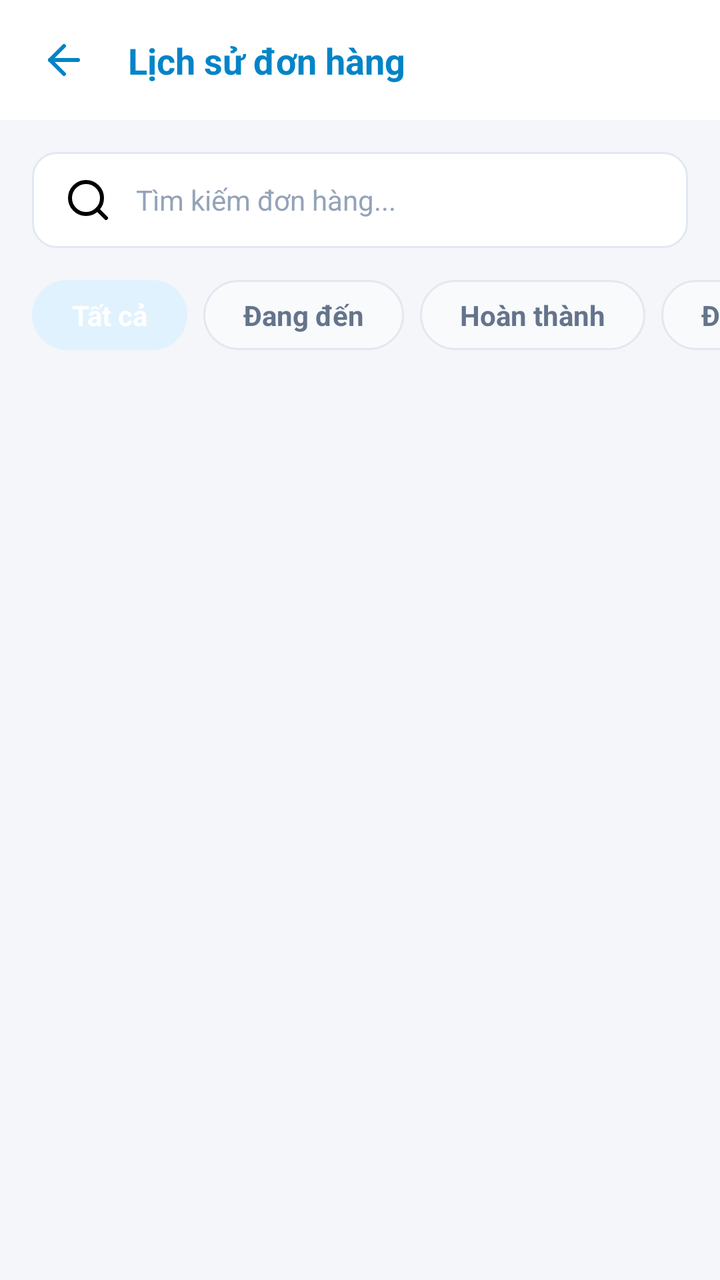
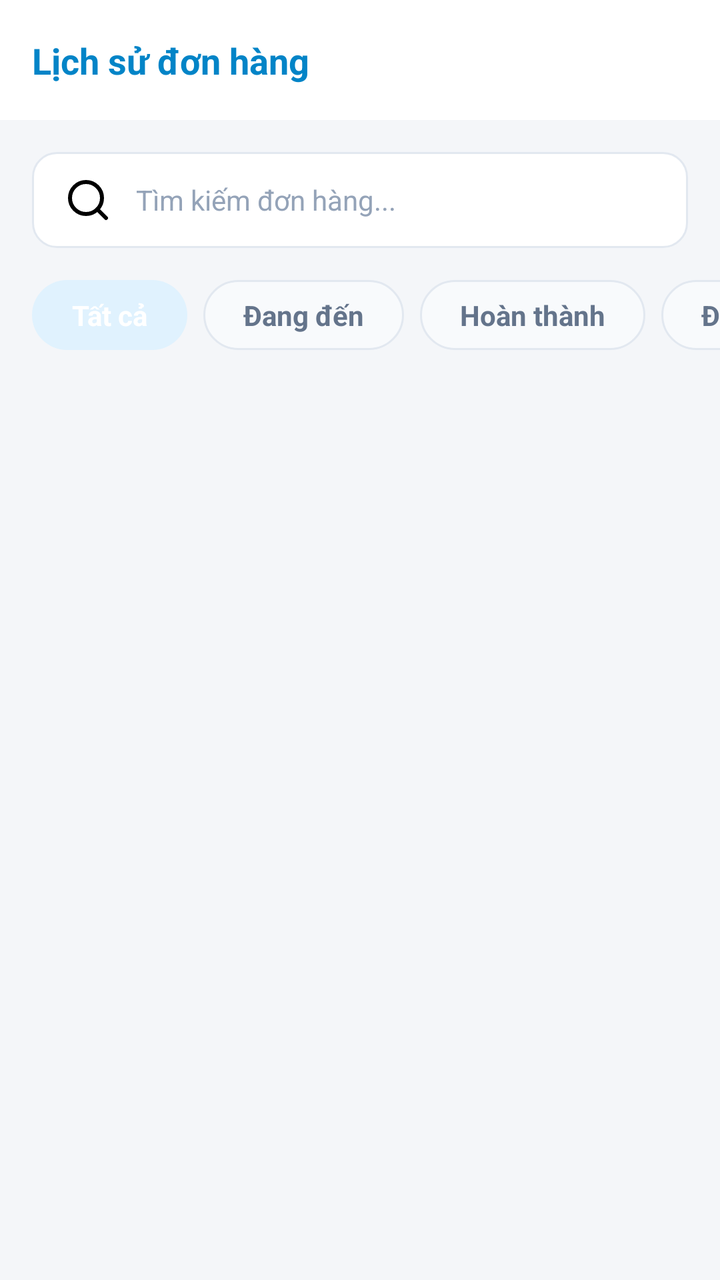

Compare the two renders of this Android layout. The source of the first and the diff that turns it into the second are given below.
<!-- AndroidManifest.xml: application theme Theme.FixItVN -->
<!-- res/layout/fragment_customer_order_history.xml -->
<?xml version="1.0" encoding="utf-8"?>
<androidx.constraintlayout.widget.ConstraintLayout
    xmlns:android="http://schemas.android.com/apk/res/android"
    xmlns:app="http://schemas.android.com/apk/res-auto"
    xmlns:tools="http://schemas.android.com/tools"
    android:layout_width="match_parent"
    android:layout_height="match_parent"
    android:background="#F4F6F9"> <androidx.constraintlayout.widget.ConstraintLayout
    android:id="@+id/layoutHeader"
    android:layout_width="match_parent"
    android:layout_height="60dp"
    android:background="#FFFFFF"
    android:paddingHorizontal="16dp"
    app:layout_constraintTop_toTopOf="parent">

    <ImageView
        android:id="@+id/ivBack"
        android:layout_width="32dp"
        android:layout_height="32dp"
        android:background="?attr/selectableItemBackgroundBorderless"
        android:padding="4dp"
        android:src="@drawable/ic_lucide_arrow_left"
        app:layout_constraintBottom_toBottomOf="parent"
        app:layout_constraintStart_toStartOf="parent"
        app:layout_constraintTop_toTopOf="parent"
        app:tint="#0284C7" />

    <TextView
        android:layout_width="wrap_content"
        android:layout_height="wrap_content"
        android:layout_marginStart="16dp"
        android:text="Lịch sử đơn hàng"
        android:textColor="#0284C7"
        android:textSize="18sp"
        android:textStyle="bold"
        app:layout_constraintBottom_toBottomOf="parent"
        app:layout_constraintStart_toEndOf="@id/ivBack"
        app:layout_constraintTop_toTopOf="parent" />
</androidx.constraintlayout.widget.ConstraintLayout>

    <EditText
        android:id="@+id/etSearchOrder"
        android:layout_width="match_parent"
        android:layout_height="48dp"
        android:layout_marginHorizontal="16dp"
        android:layout_marginTop="16dp"
        android:background="@drawable/bg_input_border"
        android:drawableStart="@drawable/ic_lucide_search"
        android:drawablePadding="12dp"
        android:hint="Tìm kiếm đơn hàng..."
        android:paddingHorizontal="16dp"
        android:textColor="#334155"
        android:textColorHint="#94A3B8"
        android:textSize="14sp"
        app:layout_constraintTop_toBottomOf="@id/layoutHeader" />

    <HorizontalScrollView
        android:id="@+id/scrollFilters"
        android:layout_width="match_parent"
        android:layout_height="wrap_content"
        android:layout_marginTop="16dp"
        android:clipToPadding="false"
        android:paddingHorizontal="16dp"
        android:scrollbars="none"
        app:layout_constraintTop_toBottomOf="@id/etSearchOrder">

        <androidx.constraintlayout.widget.ConstraintLayout
            android:layout_width="wrap_content"
            android:layout_height="wrap_content">

            <TextView
                android:id="@+id/chipAll"
                android:layout_width="wrap_content"
                android:layout_height="wrap_content"
                android:background="@drawable/bg_chip_active"
                android:paddingHorizontal="20dp"
                android:paddingVertical="8dp"
                android:text="Tất cả"
                android:textColor="#FFFFFF"
                android:textSize="14sp"
                android:textStyle="bold" 
                app:layout_constraintTop_toTopOf="parent"
                app:layout_constraintBottom_toBottomOf="parent"
                app:layout_constraintStart_toStartOf="parent"/>

            <TextView
                android:id="@+id/chipComing"
                android:layout_width="wrap_content"
                android:layout_height="wrap_content"
                android:layout_marginStart="8dp"
                android:background="@drawable/bg_chip_inactive"
                android:paddingHorizontal="20dp"
                android:paddingVertical="8dp"
                android:text="Đang đến"
                android:textColor="#64748B"
                android:textSize="14sp"
                android:textStyle="bold" 
                app:layout_constraintTop_toTopOf="parent"
                app:layout_constraintBottom_toBottomOf="parent"
                app:layout_constraintStart_toEndOf="@id/chipAll"/>

            <TextView
                android:id="@+id/chipDone"
                android:layout_width="wrap_content"
                android:layout_height="wrap_content"
                android:layout_marginStart="8dp"
                android:background="@drawable/bg_chip_inactive"
                android:paddingHorizontal="20dp"
                android:paddingVertical="8dp"
                android:text="Hoàn thành"
                android:textColor="#64748B"
                android:textSize="14sp"
                android:textStyle="bold" 
                app:layout_constraintTop_toTopOf="parent"
                app:layout_constraintBottom_toBottomOf="parent"
                app:layout_constraintStart_toEndOf="@id/chipComing"/>

            <TextView
                android:id="@+id/chipCanceled"
                android:layout_width="wrap_content"
                android:layout_height="wrap_content"
                android:layout_marginStart="8dp"
                android:background="@drawable/bg_chip_inactive"
                android:paddingHorizontal="20dp"
                android:paddingVertical="8dp"
                android:text="Đã hủy"
                android:textColor="#64748B"
                android:textSize="14sp"
                android:textStyle="bold" 
                app:layout_constraintTop_toTopOf="parent"
                app:layout_constraintBottom_toBottomOf="parent"
                app:layout_constraintStart_toEndOf="@id/chipDone"/>
        </androidx.constraintlayout.widget.ConstraintLayout>
    </HorizontalScrollView>

    <androidx.recyclerview.widget.RecyclerView
        android:id="@+id/rvOrders"
        android:layout_width="match_parent"
        android:layout_height="0dp"
        android:layout_marginTop="16dp"
        android:clipToPadding="false"
        android:paddingBottom="80dp"
        app:layout_constraintBottom_toBottomOf="parent"
        app:layout_constraintTop_toBottomOf="@id/scrollFilters"
        tools:listitem="@layout/item_order_history" />

    <include
        android:id="@+id/layoutLoading"
        layout="@layout/layout_loading"
        android:layout_width="match_parent"
        android:layout_height="match_parent"
        android:visibility="gone" />
</androidx.constraintlayout.widget.ConstraintLayout>
<!-- res/layout/item_order_history.xml (included above) -->
<?xml version="1.0" encoding="utf-8"?>
<com.google.android.material.card.MaterialCardView
    xmlns:android="http://schemas.android.com/apk/res/android"
    xmlns:app="http://schemas.android.com/apk/res-auto"
    android:layout_width="match_parent"
    android:layout_height="wrap_content"
    android:layout_marginHorizontal="16dp"
    android:layout_marginBottom="16dp"
    app:cardBackgroundColor="#FFFFFF"
    app:cardCornerRadius="16dp"
    app:cardElevation="2dp"
    app:strokeWidth="0dp">

    <LinearLayout
        android:layout_width="match_parent"
        android:layout_height="wrap_content"
        android:orientation="vertical"
        android:padding="16dp">

        <LinearLayout
            android:layout_width="match_parent"
            android:layout_height="wrap_content"
            android:orientation="horizontal">

            <ImageView
                android:id="@+id/ivServiceIcon"
                android:layout_width="48dp"
                android:layout_height="48dp"
                android:background="@drawable/bg_badge_light_blue"
                android:padding="10dp"
                android:src="@drawable/ic_lucide_wrench"
                app:tint="#0284C7" />

            <LinearLayout
                android:layout_width="0dp"
                android:layout_height="wrap_content"
                android:layout_marginStart="12dp"
                android:layout_weight="1"
                android:orientation="vertical">

                <TextView
                    android:id="@+id/tvServiceName"
                    android:layout_width="wrap_content"
                    android:layout_height="wrap_content"
                    android:text="Sửa điện nước"
                    android:textColor="#0F172A"
                    android:textSize="16sp"
                    android:textStyle="bold" />

                <TextView
                    android:id="@+id/tvOrderId"
                    android:layout_width="wrap_content"
                    android:layout_height="wrap_content"
                    android:text="#0001355"
                    android:textColor="#94A3B8"
                    android:textSize="13sp" />
            </LinearLayout>

            <TextView
                android:id="@+id/tvStatusBadge"
                android:layout_width="wrap_content"
                android:layout_height="wrap_content"
                android:background="@drawable/bg_badge_light_blue"
                android:paddingHorizontal="10dp"
                android:paddingVertical="4dp"
                android:text="ĐANG ĐẾN"
                android:textColor="#0284C7"
                android:textSize="11sp"
                android:textStyle="bold" />
        </LinearLayout>

        <LinearLayout
            android:layout_width="match_parent"
            android:layout_height="wrap_content"
            android:layout_marginTop="16dp"
            android:orientation="vertical">

            <LinearLayout
                android:layout_width="match_parent"
                android:layout_height="wrap_content"
                android:gravity="center_vertical"
                android:orientation="horizontal">
                <ImageView
                    android:layout_width="16dp"
                    android:layout_height="16dp"
                    android:src="@drawable/ic_lucide_calendar"
                    app:tint="#64748B" />
                <TextView
                    android:id="@+id/tvDateTime"
                    android:layout_width="wrap_content"
                    android:layout_height="wrap_content"
                    android:layout_marginStart="8dp"
                    android:text="Hôm nay, 14:30"
                    android:textColor="#475569"
                    android:textSize="13sp" />
            </LinearLayout>

            <LinearLayout
                android:id="@+id/layoutWorker"
                android:layout_width="match_parent"
                android:layout_height="wrap_content"
                android:layout_marginTop="8dp"
                android:gravity="center_vertical"
                android:orientation="horizontal">
                <ImageView
                    android:layout_width="16dp"
                    android:layout_height="16dp"
                    android:src="@drawable/ic_person"
                    app:tint="#64748B" />
                <TextView
                    android:id="@+id/tvWorkerName"
                    android:layout_width="wrap_content"
                    android:layout_height="wrap_content"
                    android:layout_marginStart="8dp"
                    android:text="Thợ: Nguyễn Văn A"
                    android:textColor="#475569"
                    android:textSize="13sp" />
            </LinearLayout>

            <TextView
                android:id="@+id/tvCancelReason"
                android:layout_width="wrap_content"
                android:layout_height="wrap_content"
                android:layout_marginTop="8dp"
                android:text="Lý do: Khách hàng thay đổi lịch trình"
                android:textColor="#EF4444"
                android:textSize="13sp"
                android:textStyle="italic"
                android:visibility="gone" /> </LinearLayout>

        <View
            android:layout_width="match_parent"
            android:layout_height="1dp"
            android:layout_marginVertical="16dp"
            android:background="#F1F5F9" />

        <LinearLayout
            android:layout_width="match_parent"
            android:layout_height="wrap_content"
            android:gravity="center_vertical"
            android:orientation="horizontal">

            <TextView
                android:id="@+id/tvPrice"
                android:layout_width="0dp"
                android:layout_height="wrap_content"
                android:layout_weight="1"
                android:text="250.000đ"
                android:textColor="#0F172A"
                android:textSize="18sp"
                android:textStyle="bold" />

            <com.google.android.material.button.MaterialButton
                android:id="@+id/btnPrimary"
                android:layout_width="wrap_content"
                android:layout_height="40dp"
                android:backgroundTint="#38BDF8"
                android:text="Xem chi tiết"
                android:textAllCaps="false"
                android:textColor="#FFFFFF"
                android:textSize="13sp"
                android:textStyle="bold"
                app:cornerRadius="8dp"
                app:elevation="0dp" />
        </LinearLayout>
    </LinearLayout>
</com.google.android.material.card.MaterialCardView>
<!-- res/layout/layout_loading.xml (included above) -->
<?xml version="1.0" encoding="utf-8"?>
<FrameLayout xmlns:android="http://schemas.android.com/apk/res/android"
    android:layout_width="match_parent"
    android:layout_height="match_parent"
    android:background="#f8fafc"
    android:clickable="true"
    android:focusable="true"
    android:visibility="gone">

    <LinearLayout
        android:layout_width="wrap_content"
        android:layout_height="wrap_content"
        android:layout_gravity="center"
        android:orientation="vertical"
        android:gravity="center">

        <ProgressBar
            android:layout_width="48dp"
            android:layout_height="48dp"
            android:indeterminateTint="#3b82f6" />

        <TextView
            android:layout_width="wrap_content"
            android:layout_height="wrap_content"
            android:layout_marginTop="16dp"
            android:text="Đang tải dữ liệu..."
            android:textColor="#64748b"
            android:textSize="14sp" />
    </LinearLayout>
</FrameLayout>
<!-- resources referenced by this layout -->
<resources>
  <!-- drawable bg_badge_light_blue (drawable) -->
  <?xml version="1.0" encoding="utf-8"?>
  <shape xmlns:android="http://schemas.android.com/apk/res/android">
      <solid android:color="#eff6ff" />
      <corners android:radius="12dp" />
  </shape>
  <!-- drawable bg_chip_active (drawable) -->
  <?xml version="1.0" encoding="utf-8"?>
  <shape xmlns:android="http://schemas.android.com/apk/res/android">
      <solid android:color="#E0F2FE" /> 
      <corners android:radius="20dp" />
  </shape>
  <!-- drawable bg_chip_inactive (drawable) -->
  <?xml version="1.0" encoding="utf-8"?>
  <shape xmlns:android="http://schemas.android.com/apk/res/android">
      <solid android:color="#F8FAFC" /> 
      <stroke
          android:width="1dp"
          android:color="#E2E8F0" /> 
      <corners android:radius="20dp" />
  </shape>
  <!-- drawable bg_input_border (drawable) -->
  <?xml version="1.0" encoding="utf-8"?>
  <shape xmlns:android="http://schemas.android.com/apk/res/android">
      <solid android:color="#FFFFFF" />
      <stroke android:width="1dp" android:color="#E2E8F0" />
      <corners android:radius="12dp" />
  </shape>
  <!-- drawable ic_lucide_arrow_left (drawable) -->
  <vector xmlns:android="http://schemas.android.com/apk/res/android"
      android:width="24dp"
      android:height="24dp"
      android:viewportWidth="24"
      android:viewportHeight="24">
    <path
        android:pathData="m12,19 -7,-7 7,-7"
        android:strokeLineJoin="round"
        android:strokeWidth="2"
        android:fillColor="#00000000"
        android:strokeColor="#000000"
        android:strokeLineCap="round"/>
    <path
        android:pathData="M19,12H5"
        android:strokeLineJoin="round"
        android:strokeWidth="2"
        android:fillColor="#00000000"
        android:strokeColor="#000000"
        android:strokeLineCap="round"/>
  </vector>
  <!-- drawable ic_lucide_wrench (drawable) -->
  <vector xmlns:android="http://schemas.android.com/apk/res/android"
      android:width="24dp"
      android:height="24dp"
      android:viewportWidth="24"
      android:viewportHeight="24">
      <path
          android:pathData="M14.7,6.3a1,1 0,0 0,0 1.4l1.6,1.6a1,1 0,0 0,1.4 0l3.77,-3.77a6,6 0,0 1,-7.94 7.94l-6.91,6.91a2.12,2.12 0,0 1,-3 -3l6.91,-6.91a6,6 0,0 1,7.94 -7.94l-3.76,3.76z"
          android:strokeLineJoin="round"
          android:strokeWidth="2"
          android:fillColor="#000000"
          android:strokeColor="#000000"
          android:strokeLineCap="round"/>
  </vector>
  <!-- drawable ic_person (drawable) -->
  <vector xmlns:android="http://schemas.android.com/apk/res/android"
      android:width="24dp"
      android:height="24dp"
      android:viewportWidth="24"
      android:viewportHeight="24">
      <path
          android:fillColor="#000000"
          android:pathData="M12,12c2.21,0 4,-1.79 4,-4s-1.79,-4 -4,-4 -4,1.79 -4,4 1.79,4 4,4zM12,14c-2.67,0 -8,1.34 -8,4v2h16v-2c0,-2.66 -5.33,-4 -8,-4z"/>
  </vector>
  <style name="Widget.FixIt.BottomNavigationView" parent="Widget.MaterialComponents.BottomNavigationView">
          <item name="itemTextAppearanceActive">@style/TextAppearance.FixIt.BottomNav</item>
          <item name="itemTextAppearanceInactive">@style/TextAppearance.FixIt.BottomNav</item>
      </style>
  <style name="TextAppearance.FixIt.BottomNav" parent="TextAppearance.MaterialComponents.Caption">
          <item name="android:textSize">10sp</item>
          <item name="android:fontFamily">sans-serif-medium</item>
      </style>
  <!-- unchanged entries left out for length: 3 -->
</resources>

<!-- the commit's change to res/layout/fragment_customer_order_history.xml (unified diff, before → after) -->
@@ -13,28 +13,18 @@
     android:paddingHorizontal="16dp"
     app:layout_constraintTop_toTopOf="parent">
 
-    <ImageView
-        android:id="@+id/ivBack"
-        android:layout_width="32dp"
-        android:layout_height="32dp"
-        android:background="?attr/selectableItemBackgroundBorderless"
-        android:padding="4dp"
-        android:src="@drawable/ic_lucide_arrow_left"
-        app:layout_constraintBottom_toBottomOf="parent"
-        app:layout_constraintStart_toStartOf="parent"
-        app:layout_constraintTop_toTopOf="parent"
-        app:tint="#0284C7" />
+
 
     <TextView
         android:layout_width="wrap_content"
         android:layout_height="wrap_content"
-        android:layout_marginStart="16dp"
+        android:layout_marginStart="0dp"
         android:text="Lịch sử đơn hàng"
         android:textColor="#0284C7"
         android:textSize="18sp"
         android:textStyle="bold"
         app:layout_constraintBottom_toBottomOf="parent"
-        app:layout_constraintStart_toEndOf="@id/ivBack"
+        app:layout_constraintStart_toStartOf="parent"
         app:layout_constraintTop_toTopOf="parent" />
 </androidx.constraintlayout.widget.ConstraintLayout>
 
<!-- resource entries referenced after the edit -->
@@ -28,27 +28,6 @@
       <stroke android:width="1dp" android:color="#E2E8F0" />
       <corners android:radius="12dp" />
   </shape>
-  <!-- drawable ic_lucide_arrow_left (drawable) -->
-  <vector xmlns:android="http://schemas.android.com/apk/res/android"
-      android:width="24dp"
-      android:height="24dp"
-      android:viewportWidth="24"
-      android:viewportHeight="24">
-    <path
-        android:pathData="m12,19 -7,-7 7,-7"
-        android:strokeLineJoin="round"
-        android:strokeWidth="2"
-        android:fillColor="#00000000"
-        android:strokeColor="#000000"
-        android:strokeLineCap="round"/>
-    <path
-        android:pathData="M19,12H5"
-        android:strokeLineJoin="round"
-        android:strokeWidth="2"
-        android:fillColor="#00000000"
-        android:strokeColor="#000000"
-        android:strokeLineCap="round"/>
-  </vector>
   <!-- drawable ic_lucide_wrench (drawable) -->
   <vector xmlns:android="http://schemas.android.com/apk/res/android"
       android:width="24dp"
